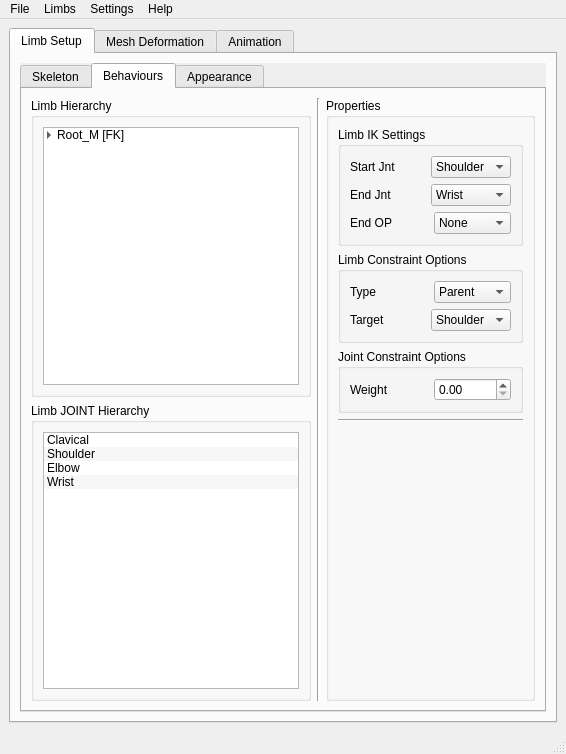
This is _REF/Mockup_UI/PFRS_Main.ui in TPayneExperience/TrevorPaynes_RigAndAnimSuite as Qt 5 draws it before an edit. The edited form follows.
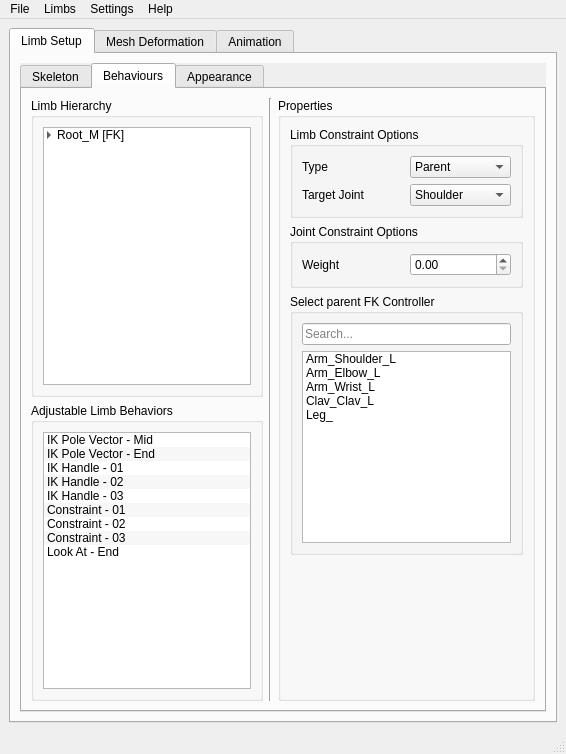
This is the edited form. The open tabs and pages were chosen to show the change.

Commit message: WIP: Working, renamed tons of files to start with skel, more bug fixes

What changed in the file:
```diff
--- a/_REF/Mockup_UI/PFRS_Main.ui
+++ b/_REF/Mockup_UI/PFRS_Main.ui
@@ -758,7 +758,7 @@
                       <item>
                        <widget class="QGroupBox" name="groupBox_49">
                         <property name="title">
-                         <string>Limb JOINT Hierarchy</string>
+                         <string>Adjustable Limb Behaviors</string>
                         </property>
                         <layout class="QVBoxLayout" name="verticalLayout_88">
                          <item>
@@ -770,22 +770,47 @@
                              </property>
                              <item>
                               <property name="text">
-                               <string>Clavical</string>
+                               <string>IK Pole Vector - Mid</string>
                               </property>
                              </item>
                              <item>
                               <property name="text">
-                               <string>Shoulder</string>
+                               <string>IK Pole Vector - End</string>
                               </property>
                              </item>
                              <item>
                               <property name="text">
-                               <string>Elbow</string>
+                               <string>IK Handle - 01</string>
                               </property>
                              </item>
                              <item>
                               <property name="text">
-                               <string>Wrist</string>
+                               <string>IK Handle - 02</string>
+                              </property>
+                             </item>
+                             <item>
+                              <property name="text">
+                               <string>IK Handle - 03</string>
+                              </property>
+                             </item>
+                             <item>
+                              <property name="text">
+                               <string>Constraint - 01</string>
+                              </property>
+                             </item>
+                             <item>
+                              <property name="text">
+                               <string>Constraint - 02</string>
+                              </property>
+                             </item>
+                             <item>
+                              <property name="text">
+                               <string>Constraint - 03</string>
+                              </property>
+                             </item>
+                             <item>
+                              <property name="text">
+                               <string>Look At - End</string>
                               </property>
                              </item>
                             </widget>
@@ -820,125 +845,6 @@
                         <layout class="QHBoxLayout" name="horizontalLayout_87">
                          <item>
                           <layout class="QVBoxLayout" name="verticalLayout_92">
-                           <item>
-                            <widget class="QGroupBox" name="groupBox_51">
-                             <property name="title">
-                              <string>Limb IK Settings</string>
-                             </property>
-                             <layout class="QHBoxLayout" name="horizontalLayout_88">
-                              <item>
-                               <layout class="QVBoxLayout" name="verticalLayout_93">
-                                <item>
-                                 <layout class="QHBoxLayout" name="horizontalLayout_89">
-                                  <item>
-                                   <widget class="QLabel" name="label_43">
-                                    <property name="text">
-                                     <string>Start Jnt</string>
-                                    </property>
-                                   </widget>
-                                  </item>
-                                  <item>
-                                   <widget class="QComboBox" name="comboBox_22">
-                                    <property name="currentIndex">
-                                     <number>1</number>
-                                    </property>
-                                    <item>
-                                     <property name="text">
-                                      <string>Clavical</string>
-                                     </property>
-                                    </item>
-                                    <item>
-                                     <property name="text">
-                                      <string>Shoulder</string>
-                                     </property>
-                                    </item>
-                                    <item>
-                                     <property name="text">
-                                      <string>Elbow</string>
-                                     </property>
-                                    </item>
-                                    <item>
-                                     <property name="text">
-                                      <string>Wrist</string>
-                                     </property>
-                                    </item>
-                                   </widget>
-                                  </item>
-                                 </layout>
-                                </item>
-                                <item>
-                                 <layout class="QHBoxLayout" name="horizontalLayout_90">
-                                  <item>
-                                   <widget class="QLabel" name="label_44">
-                                    <property name="text">
-                                     <string>End Jnt</string>
-                                    </property>
-                                   </widget>
-                                  </item>
-                                  <item>
-                                   <widget class="QComboBox" name="comboBox_23">
-                                    <property name="currentIndex">
-                                     <number>3</number>
-                                    </property>
-                                    <item>
-                                     <property name="text">
-                                      <string>Clavical</string>
-                                     </property>
-                                    </item>
-                                    <item>
-                                     <property name="text">
-                                      <string>Shoulder</string>
-                                     </property>
-                                    </item>
-                                    <item>
-                                     <property name="text">
-                                      <string>Elbow</string>
-                                     </property>
-                                    </item>
-                                    <item>
-                                     <property name="text">
-                                      <string>Wrist</string>
-                                     </property>
-                                    </item>
-                                   </widget>
-                                  </item>
-                                 </layout>
-                                </item>
-                                <item>
-                                 <layout class="QHBoxLayout" name="horizontalLayout_91">
-                                  <item>
-                                   <widget class="QLabel" name="label_45">
-                                    <property name="text">
-                                     <string>End OP</string>
-                                    </property>
-                                   </widget>
-                                  </item>
-                                  <item>
-                                   <widget class="QComboBox" name="comboBox_24">
-                                    <item>
-                                     <property name="text">
-                                      <string>None</string>
-                                     </property>
-                                    </item>
-                                    <item>
-                                     <property name="text">
-                                      <string>IK Chain</string>
-                                     </property>
-                                    </item>
-                                    <item>
-                                     <property name="text">
-                                      <string>FK Ctr</string>
-                                     </property>
-                                    </item>
-                                   </widget>
-                                  </item>
-                                 </layout>
-                                </item>
-                               </layout>
-                              </item>
-                             </layout>
-                            </widget>
-                           </item>
                            <item>
                             <widget class="QGroupBox" name="groupBox_21">
                              <property name="title">
@@ -990,7 +896,7 @@
                                   <item>
                                    <widget class="QLabel" name="label_47">
                                     <property name="text">
-                                     <string>Target</string>
+                                     <string>Target Joint</string>
                                     </property>
                                    </widget>
                                   </item>
@@ -1056,10 +962,52 @@
                             </widget>
                            </item>
                            <item>
-                            <widget class="Line" name="line_12">
-                             <property name="orientation">
-                              <enum>Qt::Horizontal</enum>
+                            <widget class="QGroupBox" name="groupBox">
+                             <property name="title">
+                              <string>Select parent FK Controller</string>
                              </property>
+                             <layout class="QVBoxLayout" name="verticalLayout_3">
+                              <item>
+                               <layout class="QVBoxLayout" name="verticalLayout_4">
+                                <item>
+                                 <widget class="QLineEdit" name="lineEdit">
+                                  <property name="placeholderText">
+                                   <string>Search...</string>
+                                  </property>
+                                 </widget>
+                                </item>
+                                <item>
+                                 <widget class="QListWidget" name="listWidget">
+                                  <item>
+                                   <property name="text">
+                                    <string>Arm_Shoulder_L</string>
+                                   </property>
+                                  </item>
+                                  <item>
+                                   <property name="text">
+                                    <string>Arm_Elbow_L</string>
+                                   </property>
+                                  </item>
+                                  <item>
+                                   <property name="text">
+                                    <string>Arm_Wrist_L</string>
+                                   </property>
+                                  </item>
+                                  <item>
+                                   <property name="text">
+                                    <string>Clav_Clav_L</string>
+                                   </property>
+                                  </item>
+                                  <item>
+                                   <property name="text">
+                                    <string>Leg_</string>
+                                   </property>
+                                  </item>
+                                 </widget>
+                                </item>
+                               </layout>
+                              </item>
+                             </layout>
                             </widget>
                            </item>
                            <item>
```
Left out of the diff: 2 changed lines with no effect on the pictures. The commit also changes 36 other files.
